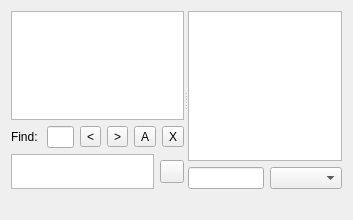
Old version of the form eiskaltdcpp/ui/HubFrame.ui in the repository eiskaltdcpp/eiskaltdcpp.
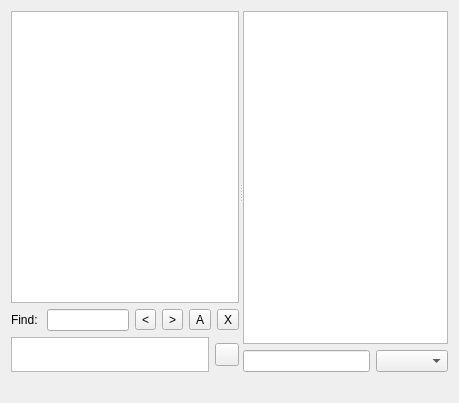
New version of the form. Custom widgets are drawn as their Qt base class.

Patch:
```diff
--- a/eiskaltdcpp/ui/HubFrame.ui
+++ b/eiskaltdcpp/ui/HubFrame.ui
@@ -6,8 +6,8 @@
    <rect>
     <x>0</x>
     <y>0</y>
-    <width>353</width>
-    <height>220</height>
+    <width>459</width>
+    <height>403</height>
    </rect>
   </property>
   <property name="windowTitle">
```
